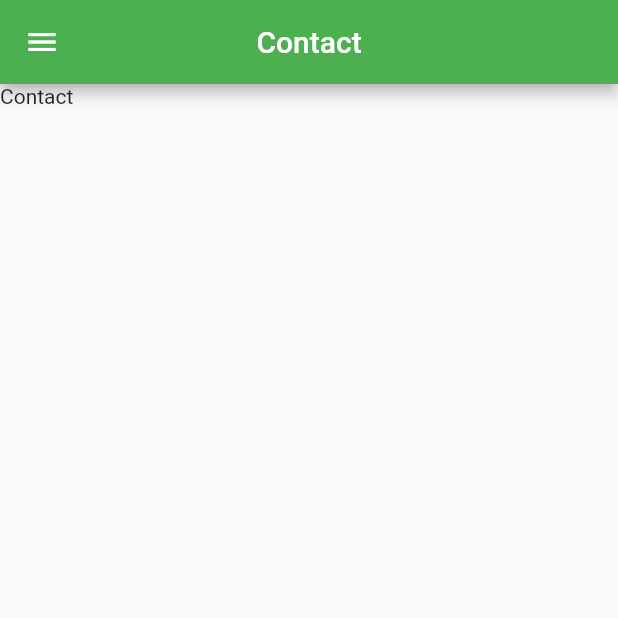
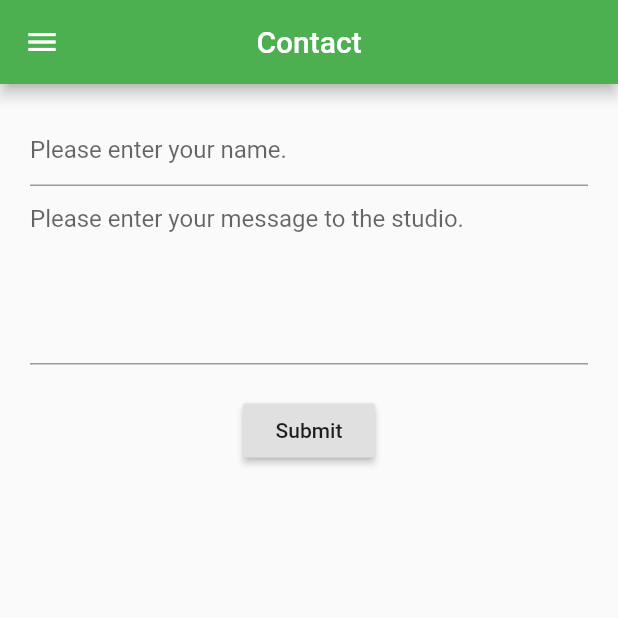
Before and after one commit to ROCKYPKR/refresh-mobile, a Flutter app: the screen it shows after launch, in the side drawer, after a tap on "Contact", on a phone screen of 412 x 824 dp, the top half of it. Run offline on Flutter 3.47's test engine with Material 2 defaults, Android fonts, the phone set to English and light mode, and no system bars; generated files the repository leaves out were written again.

Commit message:
Added sendmessage function

```diff
--- /dev/null
+++ b/lib/helpers/BroadcastAPI.dart
@@ -0,0 +1,17 @@
+import 'package:http/http.dart' as http;
+import 'dart:async';
+import 'dart:convert';
+import 'package:fresh_air/widgets/ShowDetails.dart';
+import 'package:fresh_air/widgets/Podcast.dart';
+
+class BroadcastAPI {
+  static var _url = "https://studio.freshair.org.uk/api/";
+
+  static void sendMessage(
+      String author, String content, String time, String date) async {
+    await http.post(
+      _url,
+      body: {'author': author, 'content': content, 'time': time, 'date': date},
+    );
+  }
+}
--- a/lib/widgets/ContactPage.dart
+++ b/lib/widgets/ContactPage.dart
@@ -1,17 +1,49 @@
 import 'package:flutter/material.dart';
+import 'package:fresh_air/helpers/BroadcastAPI.dart';
 
-class ContactPage extends StatefulWidget {
-  ContactPage({Key key}) : super(key : key);
+class ContactPage extends StatelessWidget {
+  ContactPage({Key key}) : super(key: key);
+  final TextEditingController nameController = new TextEditingController();
+  final TextEditingController messageController = new TextEditingController();
 
   @override
-  _ContactPageState createState() => new _ContactPageState();
-}
-
-class _ContactPageState extends State<ContactPage> {
-  @override
   Widget build(BuildContext context) {
-    return new Scaffold(
-      body: new Text("Contact"),
+    return new Column(
+      children: <Widget>[
+        new Container(
+          margin: new EdgeInsets.all(20.0),
+          child: Column(
+            children: <Widget>[
+              new TextField(
+                decoration: new InputDecoration(
+                  hintText: 'Please enter your name.',
+                ),
+                controller: nameController,
+              ),
+              new TextField(
+                decoration: new InputDecoration(
+                  hintText: 'Please enter your message to the studio.',
+                ),
+                controller: messageController,
+                maxLines: 5,
+              ),
+            ],
+          ),
+        ),
+        new RaisedButton(
+          child: new Text("Submit"),
+          onPressed: () {
+            DateTime now = new DateTime.now();
+            String time = now.minute < 10
+                ? "${now.hour.toString()}:0${now.minute
+                .toString()}"
+                : "${now.hour.toString()}:${now.minute.toString()}";
+            String date = "${now.day}/${now.month}/${now.year}";
+            BroadcastAPI.sendMessage(nameController.text,
+                messageController.text, time, date);
+          },
+        ),
+      ],
     );
   }
 }
```
Also changed, not shown: lib/widgets/ShowPodcasts.dart (deleted, +0 -17 lines), 1 other file.
